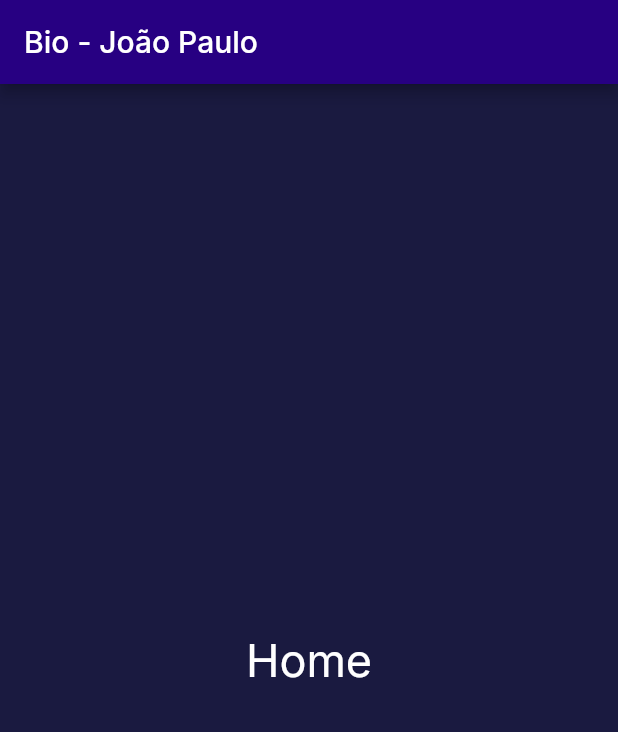
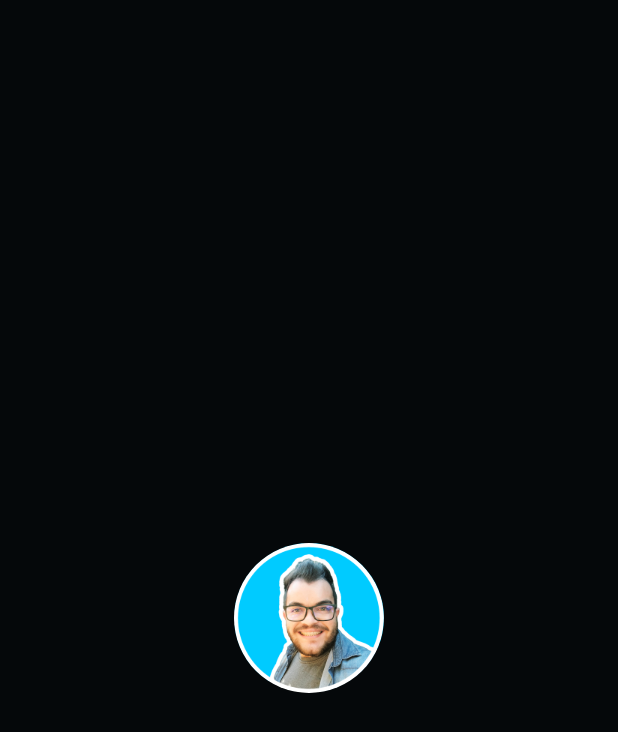
Before and after one commit to joaopaulovieira-dev/bio, a Flutter app: the screen it shows after launch, on a phone screen of 412 x 824 dp. Shown: the top 732 px of the screen. Run offline on Flutter 3.47's test engine with Material 2 defaults, Android fonts, the phone set to English and light mode, and no system bars; our stand-ins replace google_fonts.

Commit message:
Add foto de perfil.

```diff
--- a/lib/modules/home/home_page.dart
+++ b/lib/modules/home/home_page.dart
@@ -1,3 +1,4 @@
+import 'package:bio/modules/home/photo_perfil.dart';
 import 'package:bio/theme/app_colors.dart';
 import 'package:flutter/material.dart';
 
@@ -12,20 +13,18 @@ class _HomePageState extends State<HomePage> {
   @override
   Widget build(BuildContext context) {
     return Scaffold(
-      appBar: AppBar(
-        title: const Text('Bio - João Paulo'),
-        backgroundColor: AppColors.primary,
-      ),
       body: Container(
         color: AppColors.background,
-        child: const Center(
-          child: Text(
-            'Home',
-            style: TextStyle(
-              fontSize: 30,
-              color: AppColors.title,
+        child: Stack(
+          children: <Widget>[
+            //TODO: implementar imagem de perfil.
+            const Center(
+              child: PhotoPerfil(),
             ),
-          ),
+
+            //TODO: Implementar os retângulos de informações de mídias sociais.
+            Container(),
+          ],
         ),
       ),
     );
--- /dev/null
+++ b/lib/modules/home/photo_perfil.dart
@@ -0,0 +1,21 @@
+import 'package:flutter/material.dart';
+
+//foto de perfil circular
+class PhotoPerfil extends StatelessWidget {
+  const PhotoPerfil({Key? key}) : super(key: key);
+
+  @override
+  Widget build(BuildContext context) {
+    return Container(
+      width: 100,
+      height: 100,
+      decoration: const BoxDecoration(
+        shape: BoxShape.circle,
+        image: DecorationImage(
+          fit: BoxFit.cover,
+          image: AssetImage('assets/images/perfil.png'),
+        ),
+      ),
+    );
+  }
+}
--- a/lib/theme/app_colors.dart
+++ b/lib/theme/app_colors.dart
@@ -1,10 +1,9 @@
 import 'package:flutter/material.dart';
 
 class AppColors {
-  //static const background = Color(0xFF080c0c);
-  static const background = Color(0xFF1A1A40);
+  static const background = Color(0xFF05080A);
+  //static const background = Color(0xFF1A1A40);
   static const primary = Color(0xFF270082);
-
   static const secondary = Color(0xFF7A0BC0);
   static const secondaryLight = Color(0xFFFA58B6);
   static const grey = Color(0xFF585666);
@@ -14,6 +13,5 @@ class AppColors {
   static const stroke = Color(0xFFE3E3E6);
   static const shape = Color(0xFFFAFAFC);
   static const input = Color(0xFFB1B0B8);
-  //title
   static const title = Color(0xFFFFFFFF);
 }
--- a/pubspec.yaml
+++ b/pubspec.yaml
@@ -67,7 +67,7 @@ flutter:
 
   # To add assets to your application, add an assets section, like this:
   assets:
-     - images/
+     - assets/images/
   #   - images/a_dot_ham.jpeg
 
   # An image asset can refer to one or more resolution-specific "variants", see
```
Also changed, not shown: assets/images/backgroud_color.png (renamed from images/backgroud_color.png), assets/images/color.PNG (renamed from images/color.PNG), assets/images/color_palette.PNG (renamed from images/color_palette.PNG), assets/images/perfil.png (added).
